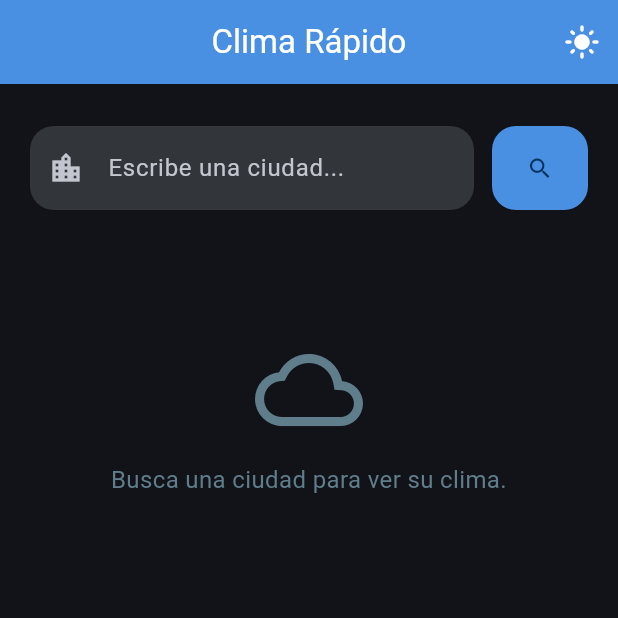
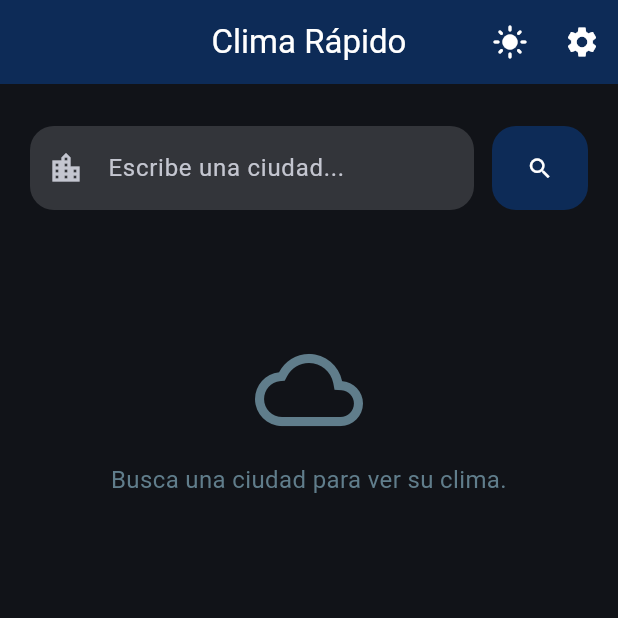
Before and after one commit to Moises1705/genspark-ai-desarrollo-movil, a Flutter app: the screen it shows after launch, after a tap on the "dark mode" icon, on a phone screen of 412 x 824 dp, the top half of it. Run offline on Flutter 3.47's test engine with Material 3 defaults, Android fonts, the phone set to English and light mode, and no system bars; our stand-ins replace shared_preferences.

Commit message:
feat: Prompt 5: cambio en configuracion de modo oscuro como opcion adicional + reformulacion de README

```diff
--- a/prompt_3/flutter_app/lib/main.dart
+++ b/prompt_3/flutter_app/lib/main.dart
@@ -1,6 +1,8 @@
 import 'package:flutter/material.dart';
 
 import 'screens/weather_screen.dart';
+import 'services/settings_service.dart';
+import 'theme/app_colors.dart';
 
 void main() {
   runApp(const ClimaRapidoApp());
@@ -8,8 +10,9 @@ void main() {
 
 /// Raíz de la aplicación "Clima Rápido".
 ///
-/// Es un [StatefulWidget] porque ahora administra el tema (claro/oscuro) y
-/// expone un botón en la pantalla principal para alternarlo.
+/// Es un [StatefulWidget] porque administra el tema (claro/oscuro). El modo
+/// elegido se guarda en disco con [SettingsService] para que se recuerde al
+/// volver a abrir la app.
 class ClimaRapidoApp extends StatefulWidget {
   const ClimaRapidoApp({super.key});
 
@@ -18,18 +21,42 @@ class ClimaRapidoApp extends StatefulWidget {
 }
 
 class _ClimaRapidoAppState extends State<ClimaRapidoApp> {
-  /// Color de marca de la app, usado como semilla para generar ambos temas.
-  static const Color _seedColor = Color(0xFF4A90E2);
+  final SettingsService _settings = SettingsService();
 
-  /// Estado actual del tema. Empieza en claro.
+  /// Estado actual del tema. Empieza en claro hasta leer lo guardado.
   ThemeMode _themeMode = ThemeMode.light;
 
-  /// Alterna entre el modo claro y el modo oscuro.
+  /// Indica si ya leímos las preferencias guardadas.
+  bool _loaded = false;
+
+  @override
+  void initState() {
+    super.initState();
+    _loadSavedTheme();
+  }
+
+  /// Lee el modo oscuro guardado y lo aplica. Solo se muestra la pantalla
+  /// cuando termina (`_loaded = true`).
+  Future<void> _loadSavedTheme() async {
+    final savedDark = await _settings.loadDarkMode();
+    if (!mounted) return;
+    setState(() {
+      _themeMode = savedDark ? ThemeMode.dark : ThemeMode.light;
+      _loaded = true;
+    });
+  }
+
+  /// Cambia el tema y guarda la elección en disco.
+  Future<void> _setDarkMode(bool enabled) async {
+    setState(() {
+      _themeMode = enabled ? ThemeMode.dark : ThemeMode.light;
+    });
+    await _settings.saveDarkMode(enabled);
+  }
+
+  /// Alterna entre claro y oscuro (usado por el botón de la barra superior).
   void _toggleTheme() {
-    setState(() {
-      _themeMode =
-          _themeMode == ThemeMode.dark ? ThemeMode.light : ThemeMode.dark;
-    });
+    _setDarkMode(_themeMode != ThemeMode.dark);
   }
 
   @override
@@ -40,28 +67,44 @@ class _ClimaRapidoAppState extends State<ClimaRapidoApp> {
       theme: _buildTheme(Brightness.light),
       darkTheme: _buildTheme(Brightness.dark),
       themeMode: _themeMode,
-      home: WeatherScreen(
-        isDarkMode: _themeMode == ThemeMode.dark,
-        onToggleTheme: _toggleTheme,
-      ),
+      home: _loaded
+          ? WeatherScreen(
+              isDarkMode: _themeMode == ThemeMode.dark,
+              onToggleTheme: _toggleTheme,
+              onDarkModeChanged: _setDarkMode,
+            )
+          : const _SplashScreen(),
     );
   }
 
-  /// Construye un [ThemeData] a partir de la semilla, para el brillo indicado.
+  /// Construye un [ThemeData] con el azul oscuro de marca como semilla,
+  /// tanto para el tema claro como para el oscuro.
   ThemeData _buildTheme(Brightness brightness) {
     return ThemeData(
       useMaterial3: true,
       brightness: brightness,
       colorScheme: ColorScheme.fromSeed(
-        seedColor: _seedColor,
+        seedColor: AppColors.primaryDarkBlue,
         brightness: brightness,
       ),
       appBarTheme: const AppBarTheme(
-        backgroundColor: _seedColor,
-        foregroundColor: Colors.white,
+        backgroundColor: AppColors.primaryDarkBlue,
+        foregroundColor: AppColors.onPrimary,
         elevation: 0,
         centerTitle: true,
       ),
     );
   }
 }
+
+/// Pantalla de carga mínima mientras se leen las preferencias guardadas.
+class _SplashScreen extends StatelessWidget {
+  const _SplashScreen();
+
+  @override
+  Widget build(BuildContext context) {
+    return const Scaffold(
+      body: Center(child: CircularProgressIndicator()),
+    );
+  }
+}
--- a/prompt_3/flutter_app/lib/screens/weather_screen.dart
+++ b/prompt_3/flutter_app/lib/screens/weather_screen.dart
@@ -2,12 +2,14 @@ import 'package:flutter/material.dart';
 
 import '../models/weather.dart';
 import '../services/weather_service.dart';
+import '../theme/app_colors.dart';
 import '../widgets/weather_card.dart';
+import 'settings_screen.dart';
 
 /// Pantalla principal de "Clima Rápido".
 ///
 /// Permite escribir una ciudad y muestra una tarjeta con el clima de ejemplo.
-/// Recibe el estado del tema y un callback para alternar entre claro y oscuro.
+/// Recibe el estado del tema y callbacks para alternarlo o abrir Configuración.
 class WeatherScreen extends StatefulWidget {
   /// Indica si el modo oscuro está activo actualmente.
   final bool isDarkMode;
@@ -15,10 +17,14 @@ class WeatherScreen extends StatefulWidget {
   /// Se llama cuando el usuario toca el botón para cambiar de tema.
   final VoidCallback onToggleTheme;
 
+  /// Se llama cuando el usuario cambia el modo oscuro desde Configuración.
+  final ValueChanged<bool> onDarkModeChanged;
+
   const WeatherScreen({
     super.key,
     required this.isDarkMode,
     required this.onToggleTheme,
+    required this.onDarkModeChanged,
   });
 
   @override
@@ -71,6 +77,18 @@ class _WeatherScreenState extends State<WeatherScreen> {
     }
   }
 
+  /// Abre la pantalla de Configuración.
+  void _openSettings() {
+    Navigator.of(context).push(
+      MaterialPageRoute(
+        builder: (_) => SettingsScreen(
+          isDarkMode: widget.isDarkMode,
+          onDarkModeChanged: widget.onDarkModeChanged,
+        ),
+      ),
+    );
+  }
+
   @override
   Widget build(BuildContext context) {
     return Scaffold(
@@ -88,6 +106,11 @@ class _WeatherScreenState extends State<WeatherScreen> {
                 ? 'Cambiar a modo claro'
                 : 'Cambiar a modo oscuro',
             onPressed: widget.onToggleTheme,
+          ),
+          IconButton(
+            icon: const Icon(Icons.settings),
+            tooltip: 'Configuración',
+            onPressed: _openSettings,
           ),
         ],
       ),
@@ -133,7 +156,8 @@ class _WeatherScreenState extends State<WeatherScreen> {
           child: FilledButton(
             onPressed: _isLoading ? null : _search,
             style: FilledButton.styleFrom(
-              backgroundColor: const Color(0xFF4A90E2),
+              backgroundColor: AppColors.primaryDarkBlue,
+              foregroundColor: AppColors.onPrimary,
               shape: RoundedRectangleBorder(
                 borderRadius: BorderRadius.circular(16),
               ),
--- /dev/null
+++ b/prompt_3/flutter_app/lib/services/settings_service.dart
@@ -0,0 +1,33 @@
+import 'package:shared_preferences/shared_preferences.dart';
+
+/// Guarda y lee las preferencias del usuario que deben sobrevivir al cierre
+/// de la app (por ahora, solo el modo oscuro).
+///
+/// Usa `shared_preferences`, que funciona tanto en Android como en Web.
+class SettingsService {
+  /// Clave con la que guardamos el modo oscuro en el almacenamiento local.
+  static const String _darkModeKey = 'dark_mode_enabled';
+
+  /// Devuelve `true` si el usuario había activado el modo oscuro.
+  /// Si nunca lo eligió, devuelve [defaultValue] (por defecto: `false`).
+  Future<bool> loadDarkMode({bool defaultValue = false}) async {
+    try {
+      final prefs = await SharedPreferences.getInstance();
+      return prefs.getBool(_darkModeKey) ?? defaultValue;
+    } catch (_) {
+      // Si el almacenamiento falla, no rompemos la app: usamos el valor por
+      // defecto.
+      return defaultValue;
+    }
+  }
+
+  /// Guarda la preferencia del modo oscuro.
+  Future<void> saveDarkMode(bool enabled) async {
+    try {
+      final prefs = await SharedPreferences.getInstance();
+      await prefs.setBool(_darkModeKey, enabled);
+    } catch (_) {
+      // Ignoramos fallos de escritura para no bloquear la interfaz.
+    }
+  }
+}
--- /dev/null
+++ b/prompt_3/flutter_app/lib/theme/app_colors.dart
@@ -0,0 +1,25 @@
+import 'package:flutter/material.dart';
+
+/// Paleta central de la app "Clima Rápido".
+///
+/// Tener los colores en un solo sitio evita repetirlos "a mano" por el código
+/// y hace que cambiar el color de marca sea trivial.
+class AppColors {
+  // Constructor privado: esta clase solo agrupa constantes, no se instancia.
+  AppColors._();
+
+  /// Azul oscuro principal (color de marca de la app).
+  /// Se usa como semilla del [ColorScheme] y como fondo del [AppBar].
+  static const Color primaryDarkBlue = Color(0xFF0D2B57);
+
+  /// Azul oscuro más profundo, para el final del degradado de la tarjeta.
+  static const Color primaryDarkBlueDeep = Color(0xFF081C39);
+
+  /// Azul oscuro (algo más claro) usado para el inicio del degradado de la
+  /// tarjeta cuando la app está en modo oscuro, para que la tarjeta se vea
+  /// sobre el fondo oscuro.
+  static const Color primaryDarkBlueBright = Color(0xFF1C4B8A);
+
+  /// Color de texto/íconos que va ENCIMA del azul oscuro (siempre claro).
+  static const Color onPrimary = Colors.white;
+}
--- a/prompt_3/flutter_app/pubspec.yaml
+++ b/prompt_3/flutter_app/pubspec.yaml
@@ -18,6 +18,9 @@ dependencies:
   # Por ahora la app usa datos de ejemplo en weather_service.dart.
   http: 1.5.0
 
+  # Almacenamiento local clave-valor: guarda el modo oscuro entre sesiones.
+  shared_preferences: 2.5.3
+
 dev_dependencies:
   flutter_test:
     sdk: flutter
```
Also changed, not shown: prompt_3/flutter_app/lib/screens/settings_screen.dart (added, +95 -0 lines), prompt_3/flutter_app/lib/widgets/weather_card.dart (+10 -2 lines), prompt_3/evidencia_prompt_5/Captura de pantalla 2026-10-07 040819.png (added), prompt_3/evidencia_prompt_5/Captura de pantalla 2026-10-07 040833.png (added), prompt_3/evidencia_prompt_5/Captura de pantalla 2026-10-07 040842.png (added), 6 other files.
